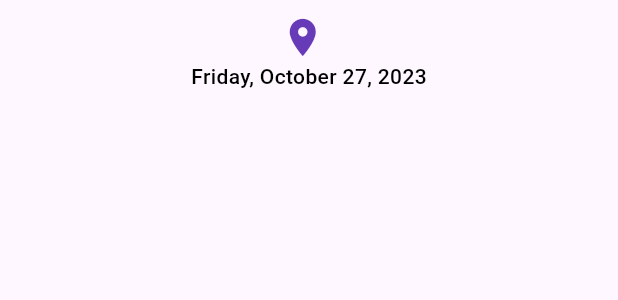
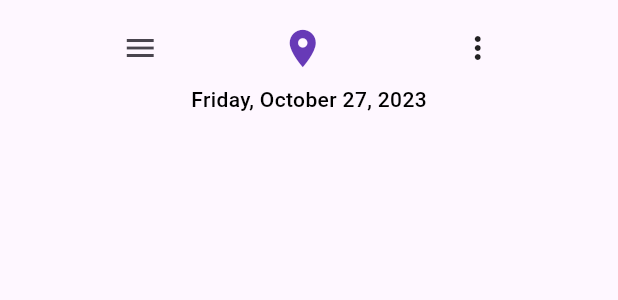
Before and after one commit to safvansafvan/weather_app, a Flutter app: the HeaderWidget widget shown alone on an empty page, opened directly, on a phone screen of 412 x 824 dp. Shown: the top 300 px of the screen. Run offline on Flutter 3.47's test engine with Material 2 defaults, Android fonts, the phone set to English and light mode, and no system bars; our stand-ins replace dio, geocoding, geolocator, get, google_fonts, lottie and 2 more; Roboto replaces fonts that are missing (Prompt).

Commit message:
application share option added

```diff
--- a/lib/view/widgets/header_widget.dart
+++ b/lib/view/widgets/header_widget.dart
@@ -4,6 +4,7 @@ import 'package:get/get.dart';
 import 'package:intl/intl.dart';
 import 'package:weather_app/controller/core/constant.dart';
 import 'package:weather_app/controller/getx/globel_controller.dart';
+import 'package:weather_app/view/widgets/more_popup.dart';
 
 class HeaderWidget extends StatefulWidget {
   const HeaderWidget({super.key});
@@ -30,6 +31,10 @@ class _HeaderWidgetState extends State<HeaderWidget> {
         CustomHeights.minHeight(context),
         SizedBox(
           child: Row(
+            mainAxisAlignment: MainAxisAlignment.spaceEvenly,
+            children: [
+              IconButton(onPressed: () {}, icon: const Icon(Icons.menu)),
+              Row(
                 mainAxisAlignment: MainAxisAlignment.center,
                 children: [
                   Icon(
@@ -45,7 +50,10 @@ class _HeaderWidgetState extends State<HeaderWidget> {
                       fontWeight: FontWeight.bold,
                       color: CustomColor.kpurple,
                     ),
-              )
+                  ),
+                ],
+              ),
+              const MorePopUp()
             ],
           ),
         ),
--- /dev/null
+++ b/lib/view/widgets/more_popup.dart
@@ -0,0 +1,28 @@
+import 'package:flutter/material.dart';
+import 'package:share/share.dart';
+
+class MorePopUp extends StatelessWidget {
+  const MorePopUp({Key? key}) : super(key: key);
+
+  @override
+  Widget build(BuildContext context) {
+    return PopupMenuButton(
+      itemBuilder: (BuildContext context) => [
+        PopupMenuItem(
+          onTap: () async {
+            await share("com.example.wether");
+          },
+          child: const Text("Share"),
+        ),
+        PopupMenuItem(
+          onTap: () {},
+          child: const Text("Settings"),
+        ),
+      ],
+    );
+  }
+
+  Future<void> share(content) async {
+    await Share.share(content);
+  }
+}
--- a/pubspec.yaml
+++ b/pubspec.yaml
@@ -19,6 +19,7 @@ dependencies:
   sleek_circular_slider: ^2.0.1
   lottie: ^2.6.0
   dio: ^5.3.3
+  share: 2.0.4
 
 
 dev_dependencies:
```
Also changed, not shown: lib/view/settings/settings.dart (added), pubspec.lock. Lines whose indentation alone changed are shown as unchanged.
